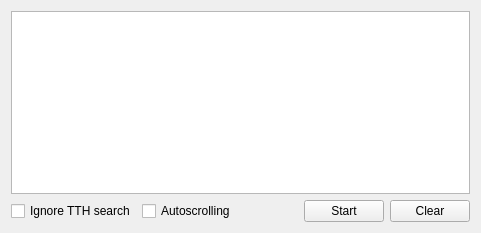
eiskaltdcpp/eiskaltdcpp, file eiskaltdcpp-qt/ui/UISpy.ui: the form before one commit.
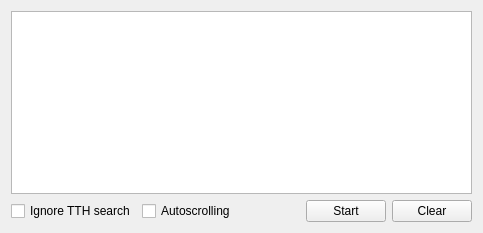
The form after the commit.

What changed in the file:
```diff
--- a/eiskaltdcpp-qt/ui/UISpy.ui
+++ b/eiskaltdcpp-qt/ui/UISpy.ui
@@ -6,7 +6,7 @@
    <rect>
     <x>0</x>
     <y>0</y>
-    <width>481</width>
+    <width>483</width>
     <height>233</height>
    </rect>
   </property>
```
Left out of the diff: 2 changed lines with no effect on the pictures.
